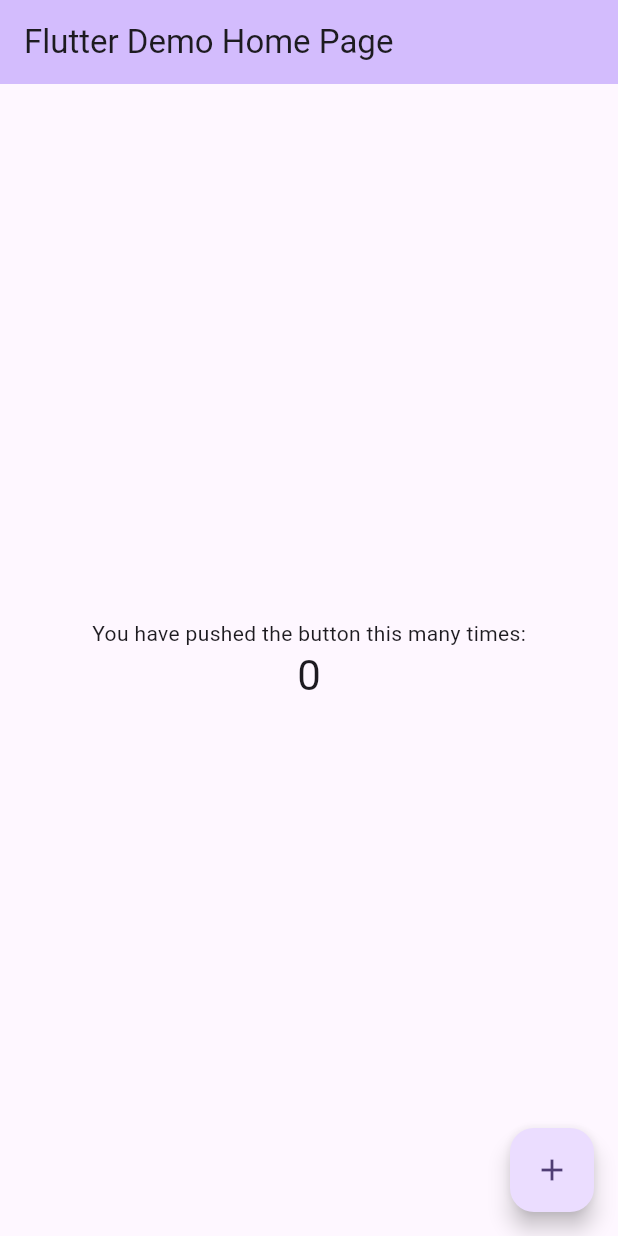
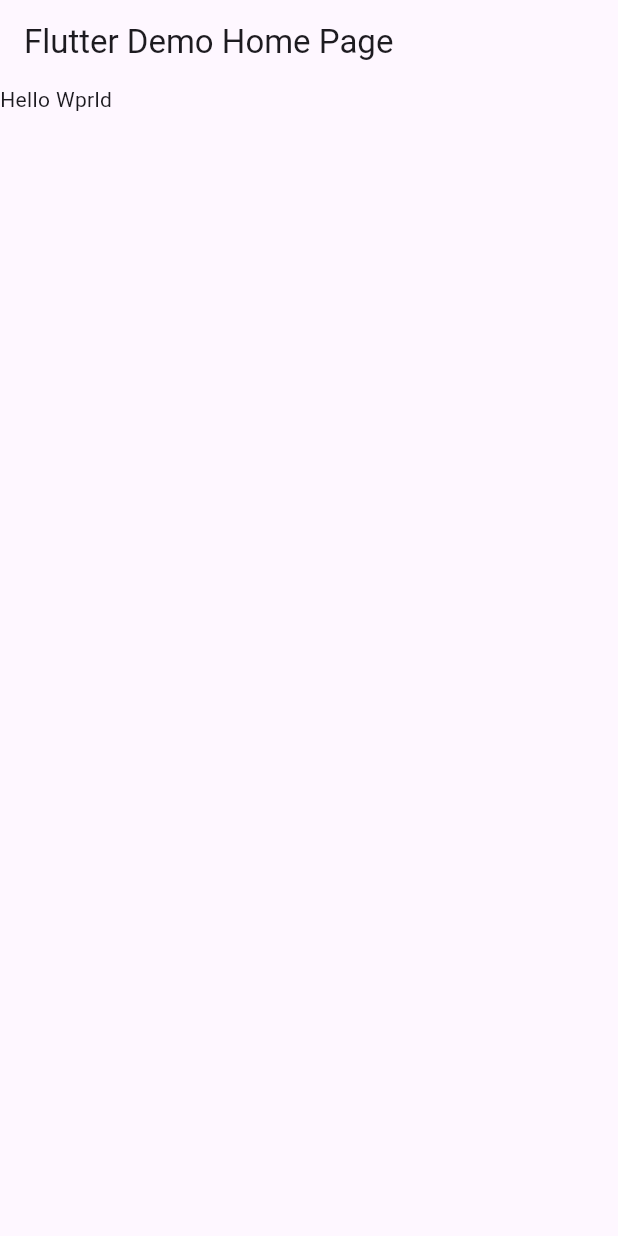
Before and after one commit to hareya0622/flutter-development-getting-started, a Flutter app: the screen it shows after launch, on a phone screen of 412 x 824 dp. Run offline on Flutter 3.47's test engine with Material 3 defaults, Android fonts, the phone set to English and light mode, and no system bars.

Commit message:
リスト 2.1

```diff
--- a/lib/main.dart
+++ b/lib/main.dart
@@ -33,40 +33,13 @@ class MyHomePage extends StatefulWidget {
 }
 
 class _MyHomePageState extends State<MyHomePage> {
-  int _counter = 0;
-
-  void _incrementCounter() {
-    setState(() {
-      _counter++;
-    });
-  }
-
   @override
   Widget build(BuildContext context) {
     return Scaffold(
       appBar: AppBar(
-        backgroundColor: Theme.of(context).colorScheme.inversePrimary,
         title: Text(widget.title),
       ),
-      body: Center(
-        child: Column(
-          mainAxisAlignment: MainAxisAlignment.center,
-          children: <Widget>[
-            const Text(
-              'You have pushed the button this many times:',
-            ),
-            Text(
-              '$_counter',
-              style: Theme.of(context).textTheme.headlineMedium,
-            ),
-          ],
-        ),
-      ),
-      floatingActionButton: FloatingActionButton(
-        onPressed: _incrementCounter,
-        tooltip: 'Increment',
-        child: const Icon(Icons.add),
-      ), // This trailing comma makes auto-formatting nicer for build methods.
+      body: Text("Hello Wprld"),
     );
   }
 }
```
